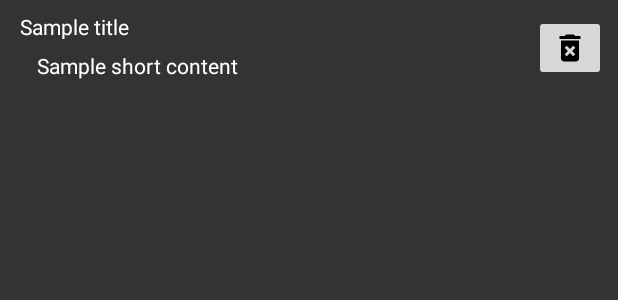
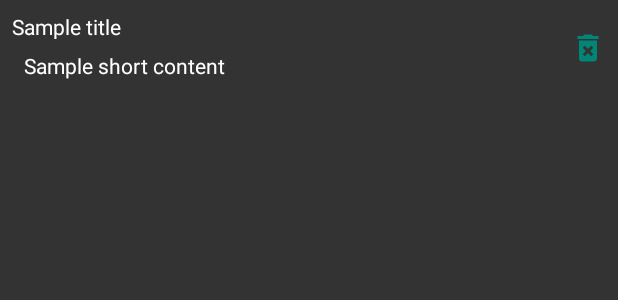
Before and after one commit to damdordev/notepad, an Android app: the layout item_note.xml on its own in the app's theme, with its tools: preview values and no code run, on a phone screen of 412 x 824 dp. Shown: the top 300 px of the screen. Run offline under Robolectric (Android 15) with nearby library versions, the phone set to English and light mode, and no system bars.

Commit message:
editing notes

```diff
--- a/AndroidClient/app/src/main/java/pl/com/damdor/notepad/view/activities/NoteListActivity.java
+++ b/AndroidClient/app/src/main/java/pl/com/damdor/notepad/view/activities/NoteListActivity.java
@@ -42,7 +42,6 @@ public class NoteListActivity extends AppCompatActivity {
         mViewModel.editNoteEvent().observe(this, this::editNote);
 
         mAddNoteButton.setOnClickListener(v -> mViewModel.createNote());
-        mListView.setOnItemClickListener(this::onNoteClicked);
     }
 
     private void onNoteListChanged(List<Note> notes) {
@@ -52,11 +51,11 @@ public class NoteListActivity extends AppCompatActivity {
     private NoteListAdapter createAdapter(List<Note> notes){
         NoteListAdapter adapter = new NoteListAdapter(this, notes);
         adapter.setOnDeleteNoteListener(this::deleteNote);
+        adapter.setOnEditNoteListener(this::onNoteClicked);
         return adapter;
     }
 
-    private void onNoteClicked(AdapterView<?> adapterView, View view, int position, long l) {
-        Note note = (Note) adapterView.getAdapter().getItem(position);
+    private void onNoteClicked(Note note) {
         editNote(note.getId());
     }
 
--- a/AndroidClient/app/src/main/res/drawable/ic_plus.xml
+++ b/AndroidClient/app/src/main/res/drawable/ic_plus.xml
@@ -1,5 +1,5 @@
-<vector android:height="24dp" android:viewportHeight="50.8"
-    android:viewportWidth="50.8" android:width="24dp" xmlns:android="http://schemas.android.com/apk/res/android">
+<vector android:height="36dp" android:viewportHeight="50.8"
+    android:viewportWidth="50.8" android:width="36dp" xmlns:android="http://schemas.android.com/apk/res/android">
     <path android:fillAlpha="1" android:fillColor="#D81B60"
         android:fillType="nonZero"
         android:pathData="M20.6924,6.688h8.3786v35.0186h-8.3786z"
--- a/AndroidClient/app/src/main/res/layout/activity_note_list.xml
+++ b/AndroidClient/app/src/main/res/layout/activity_note_list.xml
@@ -20,6 +20,7 @@
         android:layout_gravity="bottom|right"
         android:layout_marginRight="40dp"
         android:layout_marginBottom="40dp"
+        android:tint="@color/textColor"
         app:srcCompat="@drawable/ic_plus" />
 
 </FrameLayout>
--- a/AndroidClient/app/src/main/res/layout/item_note.xml
+++ b/AndroidClient/app/src/main/res/layout/item_note.xml
@@ -17,6 +17,8 @@
         app:layout_constraintBottom_toBottomOf="parent"
         app:layout_constraintEnd_toEndOf="parent"
         app:layout_constraintTop_toTopOf="parent"
+        android:background="@color/transparent"
+        android:tint="@color/colorPrimary"
         app:srcCompat="@drawable/ic_delete_forever_black_24dp" />
 
     <TextView
@@ -26,25 +28,19 @@
         android:layout_marginStart="8dp"
         android:layout_marginLeft="8dp"
         android:layout_marginTop="8dp"
-        android:layout_marginEnd="8dp"
-        android:layout_marginRight="8dp"
         android:text="@string/sample_title"
-        app:layout_constraintEnd_toStartOf="@+id/item_note_delete_button"
         app:layout_constraintStart_toStartOf="parent"
         app:layout_constraintTop_toTopOf="parent" />
 
     <TextView
         android:id="@+id/item_note_short_content"
-        android:layout_width="307dp"
+        android:layout_width="296dp"
         android:layout_height="22dp"
-        android:layout_marginStart="8dp"
+        android:layout_marginStart="16dp"
         android:layout_marginLeft="8dp"
-        android:layout_marginEnd="8dp"
-        android:layout_marginRight="8dp"
         android:layout_marginBottom="8dp"
         android:text="@string/sample_short_content"
         app:layout_constraintBottom_toBottomOf="parent"
-        app:layout_constraintEnd_toStartOf="@+id/item_note_delete_button"
         app:layout_constraintStart_toStartOf="parent" />
 
 </androidx.constraintlayout.widget.ConstraintLayout>
```
Also changed, not shown: AndroidClient/app/src/main/java/pl/com/damdor/notepad/view/adapters/NoteListAdapter.java (+17 -7 lines).
